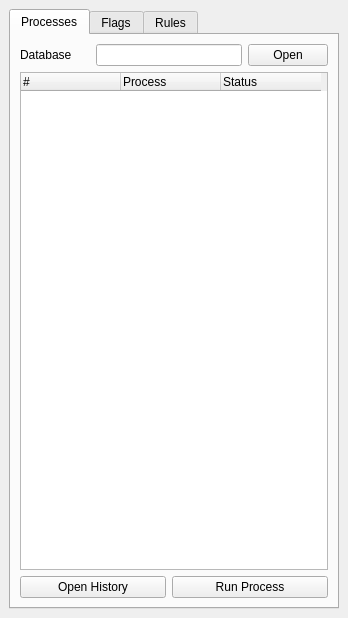
Above: ValidationTools/validation_toolbox.ui from dsgoficial/DsgTools before the change. Below: the same form after it.
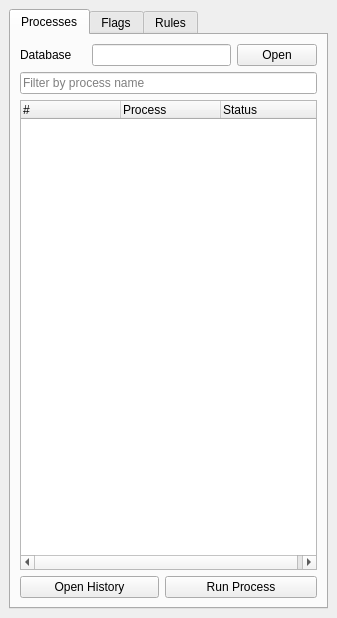
That is the form after the change.

Commit message: filter all the things! hahahahaha

What changed in the file:
```diff
--- a/ValidationTools/validation_toolbox.ui
+++ b/ValidationTools/validation_toolbox.ui
@@ -6,7 +6,7 @@
    <rect>
     <x>0</x>
     <y>0</y>
-    <width>348</width>
+    <width>337</width>
     <height>618</height>
    </rect>
   </property>
@@ -32,31 +32,17 @@
           </property>
          </widget>
         </item>
-        <item row="0" column="1" colspan="2">
-         <widget class="QLineEdit" name="databaseLineEdit"/>
-        </item>
-        <item row="0" column="3">
-         <widget class="QPushButton" name="openDbPushButton">
-          <property name="text">
-           <string>Open</string>
-          </property>
-         </widget>
-        </item>
-        <item row="2" column="0" colspan="2">
+        <item row="3" column="0" colspan="2">
          <widget class="QPushButton" name="historyButton">
           <property name="text">
            <string>Open History</string>
           </property>
          </widget>
         </item>
-        <item row="2" column="2" colspan="2">
-         <widget class="QPushButton" name="runButton">
-          <property name="text">
-           <string>Run Process</string>
-          </property>
-         </widget>
+        <item row="0" column="1" colspan="2">
+         <widget class="QLineEdit" name="databaseLineEdit"/>
         </item>
-        <item row="1" column="0" colspan="4">
+        <item row="2" column="0" colspan="4">
          <widget class="QTreeWidget" name="processTreeWidget">
           <property name="minimumSize">
            <size>
@@ -87,6 +73,27 @@
           </column>
          </widget>
         </item>
+        <item row="3" column="2" colspan="2">
+         <widget class="QPushButton" name="runButton">
+          <property name="text">
+           <string>Run Process</string>
+          </property>
+         </widget>
+        </item>
+        <item row="0" column="3">
+         <widget class="QPushButton" name="openDbPushButton">
+          <property name="text">
+           <string>Open</string>
+          </property>
+         </widget>
+        </item>
+        <item row="1" column="0" colspan="4">
+         <widget class="QLineEdit" name="filterLineEdit">
+          <property name="placeholderText">
+           <string>Filter by process name</string>
+          </property>
+         </widget>
+        </item>
        </layout>
       </widget>
       <widget class="QWidget" name="tab_2">
```
The commit also changes 1 other file.
